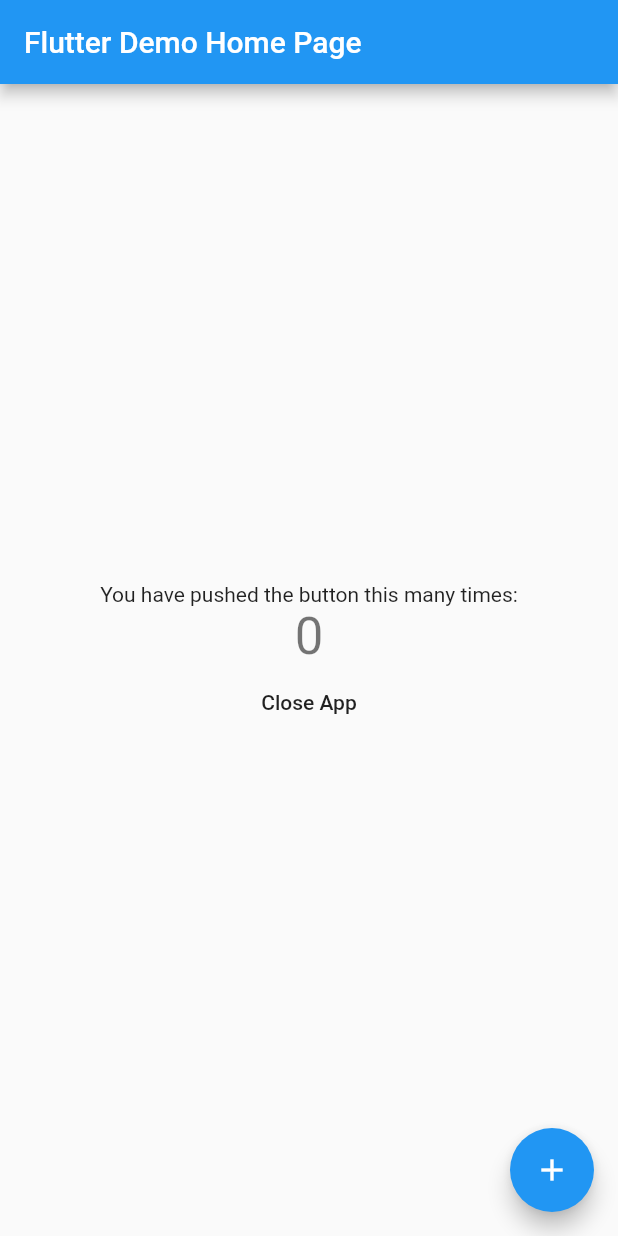
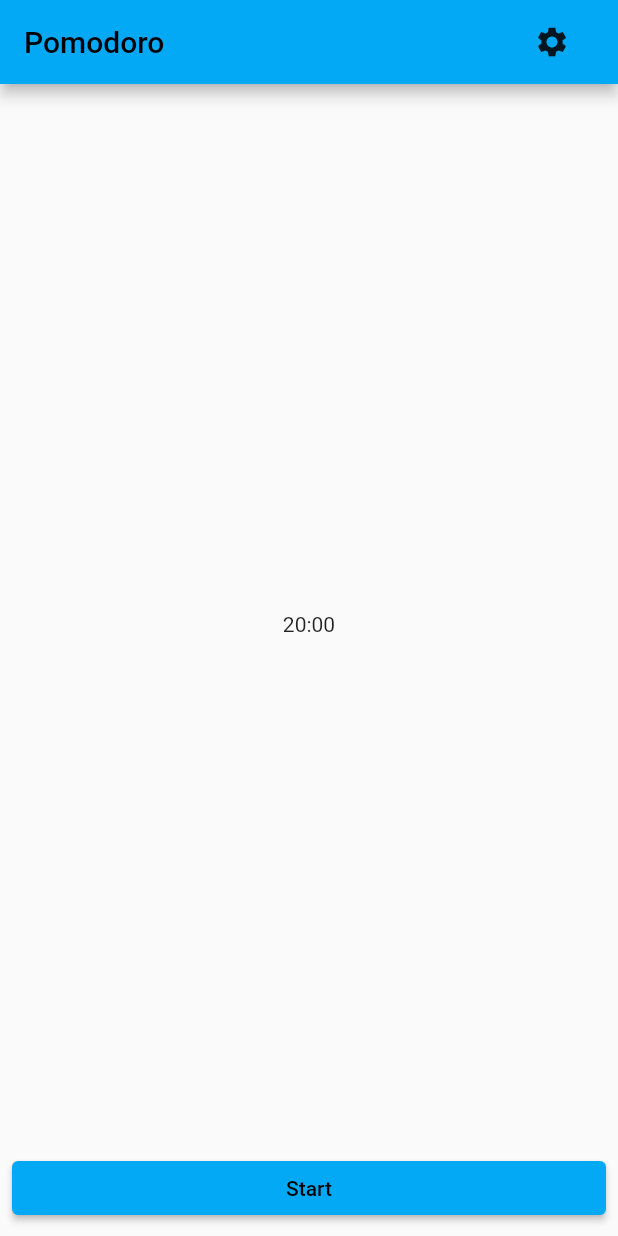
Before and after one commit to politicker/pomodoro, a Flutter app: the screen it shows after launch, on a phone screen of 412 x 824 dp. Run offline on Flutter 3.47's test engine with Material 2 defaults, Android fonts, the phone set to English and light mode, and no system bars.

Commit message:
implement timer functionality

```diff
--- /dev/null
+++ b/lib/app.dart
@@ -0,0 +1,54 @@
+import 'package:flutter/material.dart';
+import 'package:provider/provider.dart';
+
+import 'models/app_model.dart';
+
+class App extends StatelessWidget {
+  const App({Key? key}) : super(key: key);
+
+  @override
+  Widget build(BuildContext context) {
+    return Scaffold(
+      appBar: AppBar(
+        // Here we take the value from the MyHomePage object that was created by
+        // the App.build method, and use it to set our appbar title.
+        title: const Text("Pomodoro"),
+        actions: [
+          MaterialButton(onPressed: () {}, child: const Icon(Icons.settings))
+        ],
+      ),
+      body: Center(
+        child: Padding(
+          padding: const EdgeInsets.all(8),
+          child: Consumer<AppModel>(
+            builder: (context, model, child) {
+              return Column(
+                mainAxisAlignment: MainAxisAlignment.center,
+                children: <Widget>[
+                  const Spacer(),
+                  Text(
+                    model.currentTime(),
+                  ),
+                  const Spacer(),
+                  Row(children: [
+                    Expanded(
+                        child: ElevatedButton(
+                            onPressed: () {
+                              model.toggleTimer();
+                            },
+                            child: Text(model.buttonText))),
+                  ])
+                ],
+              );
+            },
+          ),
+        ),
+      ),
+      // floatingActionButton: FloatingActionButton(
+      //   onPressed: _incrementCounter,
+      //   tooltip: 'Increment',
+      //   child: const Icon(Icons.add),
+      // ), // This trailing comma makes auto-formatting nicer for build methods.
+    );
+  }
+}
--- a/lib/main.dart
+++ b/lib/main.dart
@@ -1,9 +1,17 @@
 import 'dart:io';
 
 import 'package:flutter/material.dart';
+import 'package:flutter/cupertino.dart';
+import 'package:flutter_macos_menubar_example/app.dart';
+import 'package:provider/provider.dart';
+
+import 'models/app_model.dart';
 
 void main() {
-  runApp(const MyApp());
+  runApp(
+    ChangeNotifierProvider(
+        create: (context) => AppModel(), child: const MyApp()),
+  );
 }
 
 class MyApp extends StatelessWidget {
@@ -13,110 +21,11 @@
   @override
   Widget build(BuildContext context) {
     return MaterialApp(
-      title: 'Flutter Demo',
+      title: 'Pomodoro',
       theme: ThemeData(
-        // This is the theme of your application.
-        //
-        // Try running your application with "flutter run". You'll see the
-        // application has a blue toolbar. Then, without quitting the app, try
-        // changing the primarySwatch below to Colors.green and then invoke
-        // "hot reload" (press "r" in the console where you ran "flutter run",
-        // or simply save your changes to "hot reload" in a Flutter IDE).
-        // Notice that the counter didn't reset back to zero; the application
-        // is not restarted.
-        primarySwatch: Colors.blue,
+        primarySwatch: Colors.lightBlue,
       ),
-      home: const MyHomePage(title: 'Flutter Demo Home Page'),
+      home: const App(),
     );
   }
 }
-
-class MyHomePage extends StatefulWidget {
-  const MyHomePage({Key? key, required this.title}) : super(key: key);
-
-  // This widget is the home page of your application. It is stateful, meaning
-  // that it has a State object (defined below) that contains fields that affect
-  // how it looks.
-
-  // This class is the configuration for the state. It holds the values (in this
-  // case the title) provided by the parent (in this case the App widget) and
-  // used by the build method of the State. Fields in a Widget subclass are
-  // always marked "final".
-
-  final String title;
-
-  @override
-  State<MyHomePage> createState() => _MyHomePageState();
-}
-
-class _MyHomePageState extends State<MyHomePage> {
-  int _counter = 0;
-
-  void _incrementCounter() {
-    setState(() {
-      // This call to setState tells the Flutter framework that something has
-      // changed in this State, which causes it to rerun the build method below
-      // so that the display can reflect the updated values. If we changed
-      // _counter without calling setState(), then the build method would not be
-      // called again, and so nothing would appear to happen.
-      _counter++;
-    });
-  }
-
-  @override
-  Widget build(BuildContext context) {
-    // This method is rerun every time setState is called, for instance as done
-    // by the _incrementCounter method above.
-    //
-    // The Flutter framework has been optimized to make rerunning build methods
-    // fast, so that you can just rebuild anything that needs updating rather
-    // than having to individually change instances of widgets.
-    return Scaffold(
-      appBar: AppBar(
-        // Here we take the value from the MyHomePage object that was created by
-        // the App.build method, and use it to set our appbar title.
-        title: Text(widget.title),
-      ),
-      body: Center(
-        // Center is a layout widget. It takes a single child and positions it
-        // in the middle of the parent.
-        child: Column(
-          // Column is also a layout widget. It takes a list of children and
-          // arranges them vertically. By default, it sizes itself to fit its
-          // children horizontally, and tries to be as tall as its parent.
-          //
-          // Invoke "debug painting" (press "p" in the console, choose the
-          // "Toggle Debug Paint" action from the Flutter Inspector in Android
-          // Studio, or the "Toggle Debug Paint" command in Visual Studio Code)
-          // to see the wireframe for each widget.
-          //
-          // Column has various properties to control how it sizes itself and
-          // how it positions its children. Here we use mainAxisAlignment to
-          // center the children vertically; the main axis here is the vertical
-          // axis because Columns are vertical (the cross axis would be
-          // horizontal).
-          mainAxisAlignment: MainAxisAlignment.center,
-          children: <Widget>[
-            const Text(
-              'You have pushed the button this many times:',
-            ),
-            Text(
-              '$_counter',
-              style: Theme.of(context).textTheme.headline4,
-            ),
-            MaterialButton(
-                onPressed: () {
-                  exit(0);
-                },
-                child: Text('Close App')),
-          ],
-        ),
-      ),
-      floatingActionButton: FloatingActionButton(
-        onPressed: _incrementCounter,
-        tooltip: 'Increment',
-        child: const Icon(Icons.add),
-      ), // This trailing comma makes auto-formatting nicer for build methods.
-    );
-  }
-}
--- /dev/null
+++ b/lib/models/app_model.dart
@@ -0,0 +1,78 @@
+import 'dart:async';
+
+import 'package:flutter/material.dart';
+import 'package:flutter/foundation.dart';
+
+class AppModel extends ChangeNotifier {
+  Duration workDuration = const Duration(minutes: 20);
+  Timer? _currentTimer;
+  late int currentTimerSeconds;
+
+  AppModel() {
+    currentTimerSeconds = workDuration.inSeconds;
+  }
+
+  get buttonText => _currentTimer == null ? "Start" : "Stop";
+
+  String currentTime() {
+    return _formatTime(currentTimerSeconds);
+  }
+
+  void toggleTimer() {
+    if (_currentTimer != null) {
+      _stopTimer();
+      return;
+    }
+
+    _startTimer();
+  }
+
+  void setWorkDuration(Duration duration) {
+    workDuration = duration;
+    notifyListeners();
+  }
+
+  String _formatTime(int secTime) {
+    String getParsedTime(String time) {
+      if (time.length <= 1) return "0$time";
+      return time;
+    }
+
+    int min = secTime ~/ 60;
+    int sec = secTime % 60;
+
+    String parsedTime =
+        getParsedTime(min.toString()) + ":" + getParsedTime(sec.toString());
+
+    return parsedTime;
+  }
+
+  void _stopTimer() {
+    _currentTimer?.cancel();
+    _currentTimer = null;
+    currentTimerSeconds = workDuration.inSeconds;
+    notifyListeners();
+  }
+
+  void _startTimer() {
+    if (_currentTimer != null) {
+      return;
+    }
+
+    currentTimerSeconds = currentTimerSeconds -= 1;
+    notifyListeners();
+
+    _currentTimer = Timer.periodic(
+      const Duration(seconds: 1),
+      (Timer timer) {
+        if (currentTimerSeconds == 0) {
+          timer.cancel();
+          _currentTimer = null;
+        } else {
+          currentTimerSeconds = currentTimerSeconds -= 1;
+          notifyListeners();
+        }
+      },
+    );
+  }
+}
```
